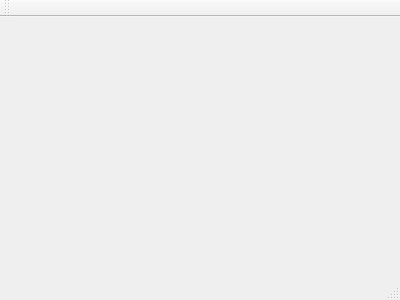
First picture: the form in lib/view/mainwindow.ui, repository wyllman/CamTool, before the edit.
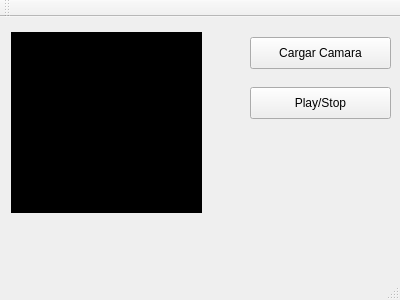
Second picture: the form after the edit.

```diff
--- a/lib/view/mainwindow.ui
+++ b/lib/view/mainwindow.ui
@@ -13,7 +13,50 @@
   <property name="windowTitle">
    <string>MainWindow</string>
   </property>
-  <widget class="QWidget" name="centralWidget"/>
+  <widget class="QWidget" name="centralWidget">
+   <widget class="QLabel" name="label">
+    <property name="geometry">
+     <rect>
+      <x>11</x>
+      <y>15</y>
+      <width>191</width>
+      <height>181</height>
+     </rect>
+    </property>
+    <property name="styleSheet">
+     <string notr="true">Background-color: #000;</string>
+    </property>
+    <property name="text">
+     <string/>
+    </property>
+   </widget>
+   <widget class="QPushButton" name="pushButton">
+    <property name="geometry">
+     <rect>
+      <x>250</x>
+      <y>20</y>
+      <width>141</width>
+      <height>32</height>
+     </rect>
+    </property>
+    <property name="text">
+     <string>Cargar Camara</string>
+    </property>
+   </widget>
+   <widget class="QPushButton" name="pushButton_2">
+    <property name="geometry">
+     <rect>
+      <x>250</x>
+      <y>70</y>
+      <width>141</width>
+      <height>32</height>
+     </rect>
+    </property>
+    <property name="text">
+     <string>Play/Stop</string>
+    </property>
+   </widget>
+  </widget>
   <widget class="QMenuBar" name="menuBar">
    <property name="geometry">
     <rect>
```
